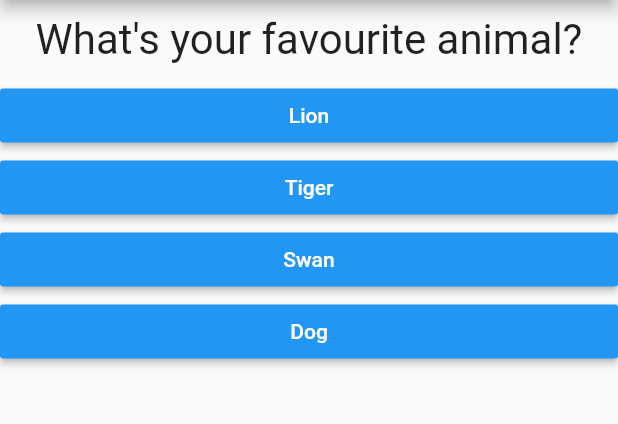
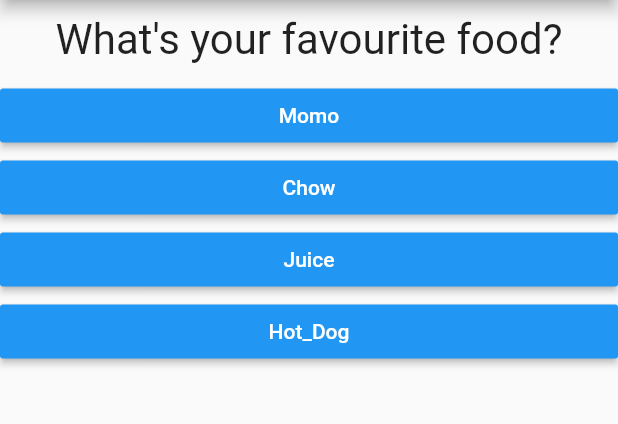
Before and after one commit to shyalfox/flutter, a Flutter app: the screen it shows after launch, after a tap on "Black", after a tap on "Tiger", on a phone screen of 412 x 824 dp, the part 84-508 px from its top. Run offline on Flutter 3.47's test engine with Material 2 defaults, Android fonts, the phone set to English and light mode, and no system bars.

```diff
--- a/lib/main.dart
+++ b/lib/main.dart
@@ -16,25 +16,50 @@ class MySlapApp extends StatefulWidget {
 }
 
 class _MySlapAppState extends State<MySlapApp> {
-  var _questionIndex = 0;
   final _questions = const [
     {
       'questionText': 'What\'s your favourite color?',
-      'answers': ['Black', 'Red', 'Green', 'White'],
+      'answers': [
+        {'text': 'Black', 'score': 10},
+        {'text': 'Red', 'score': 1},
+        {'text': 'Green', 'score': 3},
+        {'text': 'Blue', 'score': 4},
+      ],
     },
     {
       'questionText': 'What\'s your favourite animal?',
-      'answers': ['Lion', 'Tiger', 'Swan', 'Dog'],
+      'answers': [
+        {'text': 'Lion', 'score': 6},
+        {'text': 'Tiger', 'score': 5},
+        {'text': 'Ape', 'score': 10},
+        {'text': 'Monkey', 'score': 3},
+      ],
     },
     {
-      'questionText': 'What\'s your favourite animal?',
-      'answers': ['Lion', 'Tiger', 'Swan', 'Dog'],
+      'questionText': 'What\'s your favourite food?',
+      'answers': [
+        {'text': 'Momo', 'score': 10},
+        {'text': 'Chow', 'score': 5},
+        {'text': 'Juice', 'score': 4},
+        {'text': 'Hot_Dog', 'score': 3},
+      ],
     },
   ];
 
-  void _answerQuestion() {
+  var _questionIndex = 0;
+  var _totalScore = 0;
+  void _resetQuiz() {
+    setState(() {
+      _questionIndex = 0;
+      _totalScore = 0;
+    });
+  }
+
+  void _answerQuestion(int score) {
     // var aBool = true;
     // aBool = false;
+
+    _totalScore += score;
 
     setState(() {
       _questionIndex = _questionIndex + 1;
@@ -60,7 +85,7 @@ class _MySlapAppState extends State<MySlapApp> {
                 questionIndex: _questionIndex,
                 questions: _questions,
               )
-            : Result(),
+            : Result(_totalScore, _resetQuiz),
       ),
     );
   }
--- a/lib/quiz.dart
+++ b/lib/quiz.dart
@@ -5,7 +5,7 @@ import './answer.dart';
 class Quiz extends StatelessWidget {
   final List<Map<String, Object>> questions;
   final int questionIndex;
-  final VoidCallback answerQuestion;
+  final Function answerQuestion;
 
   Quiz(
       {required this.questions,
@@ -19,8 +19,12 @@ class Quiz extends StatelessWidget {
         Question(
           questions[questionIndex]['questionText'] as String,
         ),
-        ...(questions[questionIndex]['answers'] as List<String>).map((answer) {
-          return Answer(answerQuestion, answer);
+        ...(questions[questionIndex]['answers'] as List<Map<String, Object>>)
+            .map((answer) {
+          return Answer(
+            () => answerQuestion(answer['score']),
+            answer['text'] as String,
+          );
         }).toList(),
       ],
     );
--- a/pubspec.yaml
+++ b/pubspec.yaml
@@ -29,6 +29,8 @@ environment:
 dependencies:
   flutter:
     sdk: flutter
+  flutter_emoji: ">= 2.0.0"
+
 
 
   # The following adds the Cupertino Icons font to your application.
```
Also changed, not shown: lib/result.dart (+33 -1 lines), pubspec.lock.
